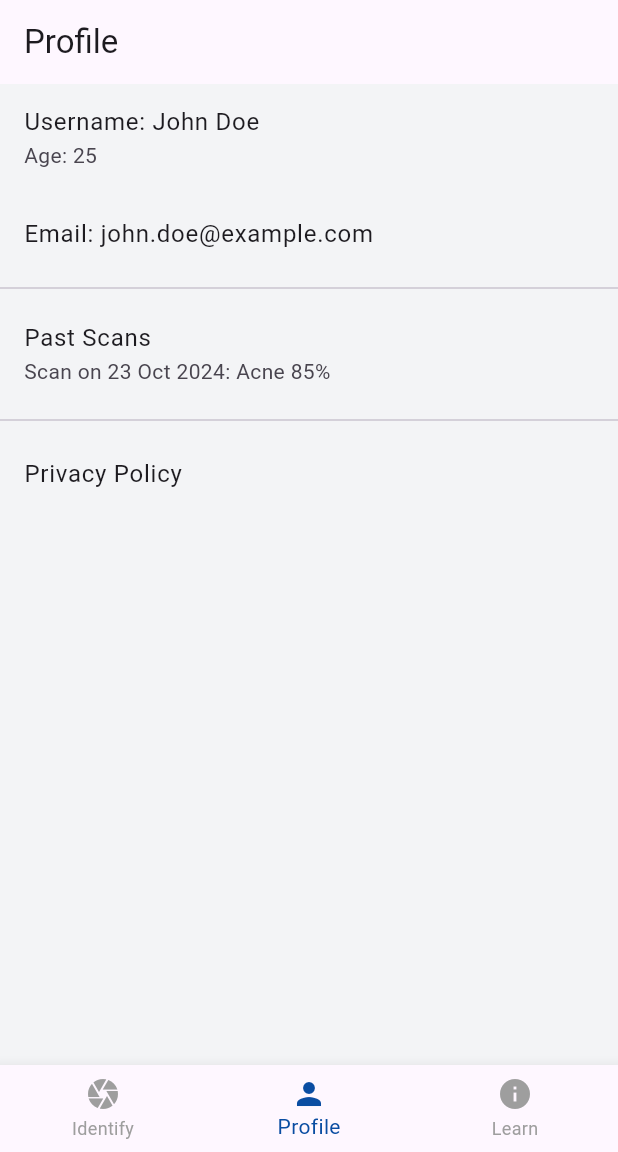
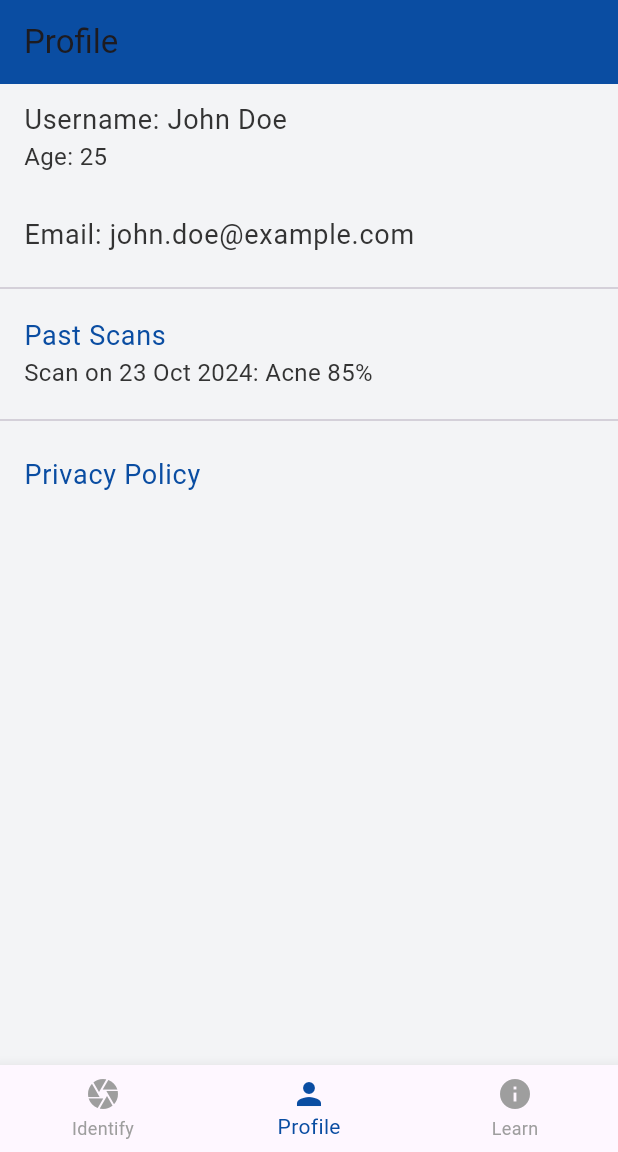
Before and after one commit to bryanz35/SkinDiseaseApp, a Flutter app: the screen it shows after launch, item 2 of the bottom bar chosen, on a phone screen of 412 x 824 dp, the part 84-1236 px from its top. Run offline on Flutter 3.47's test engine with Material 3 defaults, Android fonts, the phone set to English and light mode, and no system bars; our stand-ins replace camera; missing offline and left inert: flutter_pytorch.

Commit message:
Update profile.dart

```diff
--- a/lib/profile.dart
+++ b/lib/profile.dart
@@ -6,25 +6,25 @@ class ProfilePage extends StatelessWidget {
     return Scaffold(
       appBar: AppBar(
         title: Text('Profile'),
+        backgroundColor: Color(0xFF0A4DA2),
       ),
       body: Column(
         children: [
           ListTile(
-            title: Text('Username: John Doe'),
-            subtitle: Text('Age: 25'),
+            title: Text('Username: John Doe', style: TextStyle(fontSize: 18, color: Color(0xFF333333))),
+            subtitle: Text('Age: 25', style: TextStyle(fontSize: 16, color: Color(0xFF333333))),
           ),
           ListTile(
-            title: Text('Email: john.doe@example.com'),
+            title: Text('Email: john.doe@example.com', style: TextStyle(fontSize: 18, color: Color(0xFF333333))),
           ),
           Divider(),
           ListTile(
-            title: Text('Past Scans'),
-            subtitle: Text('Scan on 23 Oct 2024: Acne 85%'),
+            title: Text('Past Scans', style: TextStyle(fontSize: 18, color: Color(0xFF0A4DA2))),
+            subtitle: Text('Scan on 23 Oct 2024: Acne 85%', style: TextStyle(fontSize: 16, color: Color(0xFF333333))),
           ),
-          // Add more past scans...
           Divider(),
           ListTile(
-            title: Text('Privacy Policy'),
+            title: Text('Privacy Policy', style: TextStyle(fontSize: 18, color: Color(0xFF0A4DA2))),
             onTap: () {
               // Open privacy policy
             },
```
